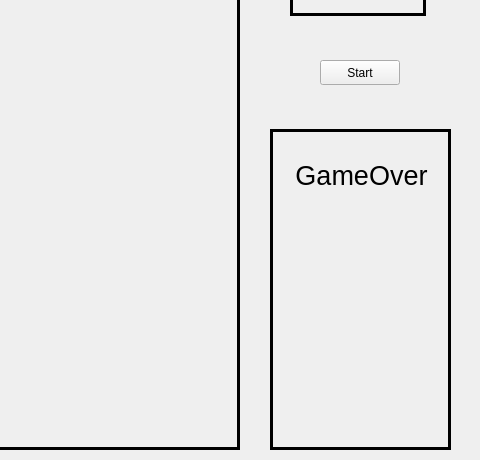
The window that src/mainfrm.ui (divtec-cejef/2020-JCO-Tetris) describes before a commit, drawn with Qt 5; both pictures show x 120 to 600 and y 240 to 700 of the 600 by 700 pixel window.
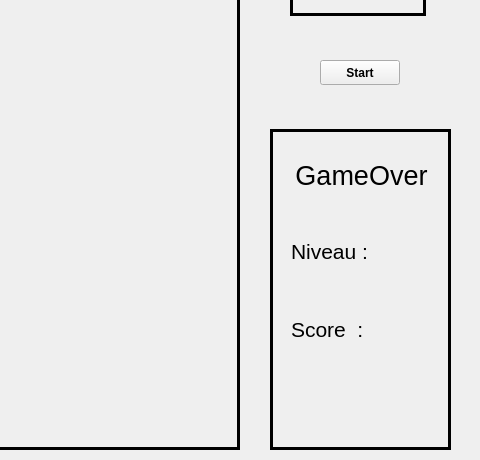
The same window after the commit. Custom widgets are drawn as their Qt base class.

What changed in the file:
```diff
--- a/src/mainfrm.ui
+++ b/src/mainfrm.ui
@@ -121,6 +121,54 @@
      </item>
     </layout>
    </widget>
+   <widget class="QWidget" name="verticalLayoutWidget_3">
+    <property name="geometry">
+     <rect>
+      <x>10</x>
+      <y>102</y>
+      <width>160</width>
+      <height>41</height>
+     </rect>
+    </property>
+    <layout class="QVBoxLayout" name="LevelLayout">
+     <item>
+      <widget class="QLabel" name="TXT_Level">
+       <property name="font">
+        <font>
+         <pointsize>16</pointsize>
+        </font>
+       </property>
+       <property name="text">
+        <string>Niveau :</string>
+       </property>
+      </widget>
+     </item>
+    </layout>
+   </widget>
+   <widget class="QWidget" name="verticalLayoutWidget_4">
+    <property name="geometry">
+     <rect>
+      <x>10</x>
+      <y>180</y>
+      <width>160</width>
+      <height>41</height>
+     </rect>
+    </property>
+    <layout class="QVBoxLayout" name="ScoreLayout">
+     <item>
+      <widget class="QLabel" name="TXT_Score">
+       <property name="font">
+        <font>
+         <pointsize>16</pointsize>
+        </font>
+       </property>
+       <property name="text">
+        <string>Score  :</string>
+       </property>
+      </widget>
+     </item>
+    </layout>
+   </widget>
   </widget>
   <widget class="QPushButton" name="BT_Start">
    <property name="geometry">
@@ -131,9 +179,25 @@
      <height>25</height>
     </rect>
    </property>
+   <property name="font">
+    <font>
+     <weight>75</weight>
+     <italic>false</italic>
+     <bold>true</bold>
+     <underline>false</underline>
+     <strikeout>false</strikeout>
+     <kerning>true</kerning>
+    </font>
+   </property>
+   <property name="cursor">
+    <cursorShape>PointingHandCursor</cursorShape>
+   </property>
    <property name="text">
     <string>Start</string>
    </property>
+   <property name="flat">
+    <bool>false</bool>
+   </property>
   </widget>
   <widget class="NextPiece" name="NextPieceBox">
    <property name="geometry">
```
Left out of the diff: 4 changed lines with no effect on the pictures.
